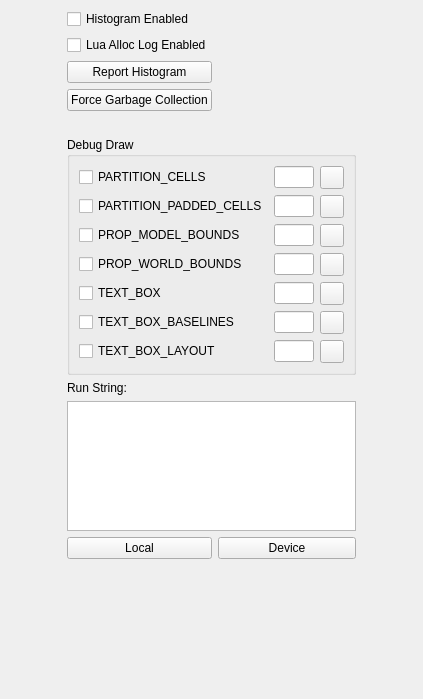
First picture: the form in editor/layout/debugdock.ui, repository Vavius/moai-ide, before the edit.
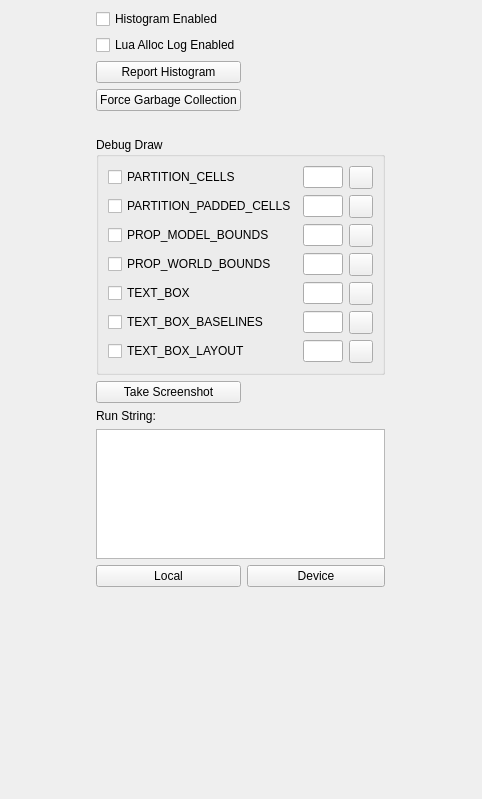
Second picture: the form after the edit.

Commit message: take screenshot func

```diff
--- a/editor/layout/debugdock.ui
+++ b/editor/layout/debugdock.ui
@@ -6,8 +6,8 @@
    <rect>
     <x>0</x>
     <y>0</y>
-    <width>423</width>
-    <height>699</height>
+    <width>482</width>
+    <height>799</height>
    </rect>
   </property>
   <property name="windowTitle">
@@ -15,14 +15,71 @@
   </property>
   <widget class="QWidget" name="dockWidgetContents">
    <layout class="QGridLayout" name="gridLayout">
-    <item row="18" column="2">
-     <widget class="QPushButton" name="runStringDeviceBtn">
+    <item row="17" column="0">
+     <spacer name="horizontalSpacer">
+      <property name="orientation">
+       <enum>Qt::Horizontal</enum>
+      </property>
+      <property name="sizeHint" stdset="0">
+       <size>
+        <width>124</width>
+        <height>20</height>
+       </size>
+      </property>
+     </spacer>
+    </item>
+    <item row="2" column="1">
+     <widget class="QPushButton" name="reportHistogram_btn">
       <property name="text">
-       <string>Device</string>
+       <string>Report Histogram</string>
       </property>
      </widget>
     </item>
-    <item row="15" column="1" colspan="2">
+    <item row="21" column="1">
+     <widget class="QPushButton" name="runStringLocalBtn">
+      <property name="text">
+       <string>Local</string>
+      </property>
+     </widget>
+    </item>
+    <item row="0" column="1">
+     <widget class="QCheckBox" name="histogram">
+      <property name="text">
+       <string>Histogram Enabled</string>
+      </property>
+     </widget>
+    </item>
+    <item row="1" column="1">
+     <widget class="QCheckBox" name="allocLog">
+      <property name="text">
+       <string>Lua Alloc Log Enabled</string>
+      </property>
+     </widget>
+    </item>
+    <item row="3" column="1">
+     <widget class="QPushButton" name="forceGC_btn">
+      <property name="text">
+       <string>Force Garbage Collection</string>
+      </property>
+     </widget>
+    </item>
+    <item row="5" column="1">
+     <spacer name="verticalSpacer_2">
+      <property name="orientation">
+       <enum>Qt::Vertical</enum>
+      </property>
+      <property name="sizeType">
+       <enum>QSizePolicy::Fixed</enum>
+      </property>
+      <property name="sizeHint" stdset="0">
+       <size>
+        <width>20</width>
+        <height>20</height>
+       </size>
+      </property>
+     </spacer>
+    </item>
+    <item row="17" column="1" colspan="2">
      <widget class="QGroupBox" name="groupBox">
       <property name="title">
        <string>Debug Draw</string>
@@ -262,41 +319,14 @@
       </layout>
      </widget>
     </item>
-    <item row="15" column="0">
-     <spacer name="horizontalSpacer">
-      <property name="orientation">
-       <enum>Qt::Horizontal</enum>
-      </property>
-      <property name="sizeHint" stdset="0">
-       <size>
-        <width>124</width>
-        <height>20</height>
-       </size>
-      </property>
-     </spacer>
-    </item>
-    <item row="2" column="1">
-     <widget class="QPushButton" name="reportHistogram_btn">
+    <item row="21" column="2">
+     <widget class="QPushButton" name="runStringDeviceBtn">
       <property name="text">
-       <string>Report Histogram</string>
+       <string>Device</string>
       </property>
      </widget>
     </item>
-    <item row="18" column="1">
-     <widget class="QPushButton" name="runStringLocalBtn">
-      <property name="text">
-       <string>Local</string>
-      </property>
-     </widget>
-    </item>
-    <item row="0" column="1">
-     <widget class="QCheckBox" name="histogram">
-      <property name="text">
-       <string>Histogram Enabled</string>
-      </property>
-     </widget>
-    </item>
-    <item row="19" column="1">
+    <item row="22" column="1">
      <spacer name="verticalSpacer">
       <property name="orientation">
        <enum>Qt::Vertical</enum>
@@ -309,7 +339,7 @@
       </property>
      </spacer>
     </item>
-    <item row="17" column="1" colspan="2">
+    <item row="20" column="1" colspan="2">
      <widget class="QTextEdit" name="luaStringEdit">
       <property name="sizePolicy">
        <sizepolicy hsizetype="Expanding" vsizetype="Fixed">
@@ -328,14 +358,7 @@
       </property>
      </widget>
     </item>
-    <item row="1" column="1">
-     <widget class="QCheckBox" name="allocLog">
-      <property name="text">
-       <string>Lua Alloc Log Enabled</string>
-      </property>
-     </widget>
-    </item>
-    <item row="15" column="3">
+    <item row="17" column="3">
      <spacer name="horizontalSpacer_2">
       <property name="orientation">
        <enum>Qt::Horizontal</enum>
@@ -348,36 +371,20 @@
       </property>
      </spacer>
     </item>
-    <item row="3" column="1">
-     <widget class="QPushButton" name="forceGC_btn">
-      <property name="text">
-       <string>Force Garbage Collection</string>
-      </property>
-     </widget>
-    </item>
-    <item row="4" column="1">
-     <spacer name="verticalSpacer_2">
-      <property name="orientation">
-       <enum>Qt::Vertical</enum>
-      </property>
-      <property name="sizeType">
-       <enum>QSizePolicy::Fixed</enum>
-      </property>
-      <property name="sizeHint" stdset="0">
-       <size>
-        <width>20</width>
-        <height>20</height>
-       </size>
-      </property>
-     </spacer>
-    </item>
-    <item row="16" column="1">
+    <item row="19" column="1">
      <widget class="QLabel" name="label">
       <property name="text">
        <string>Run String:</string>
       </property>
      </widget>
     </item>
+    <item row="18" column="1">
+     <widget class="QPushButton" name="screenshotBtn">
+      <property name="text">
+       <string>Take Screenshot</string>
+      </property>
+     </widget>
+    </item>
    </layout>
   </widget>
  </widget>
```
Left out of the diff: 17 changed lines with no effect on the pictures. The commit also changes 9 other files.
